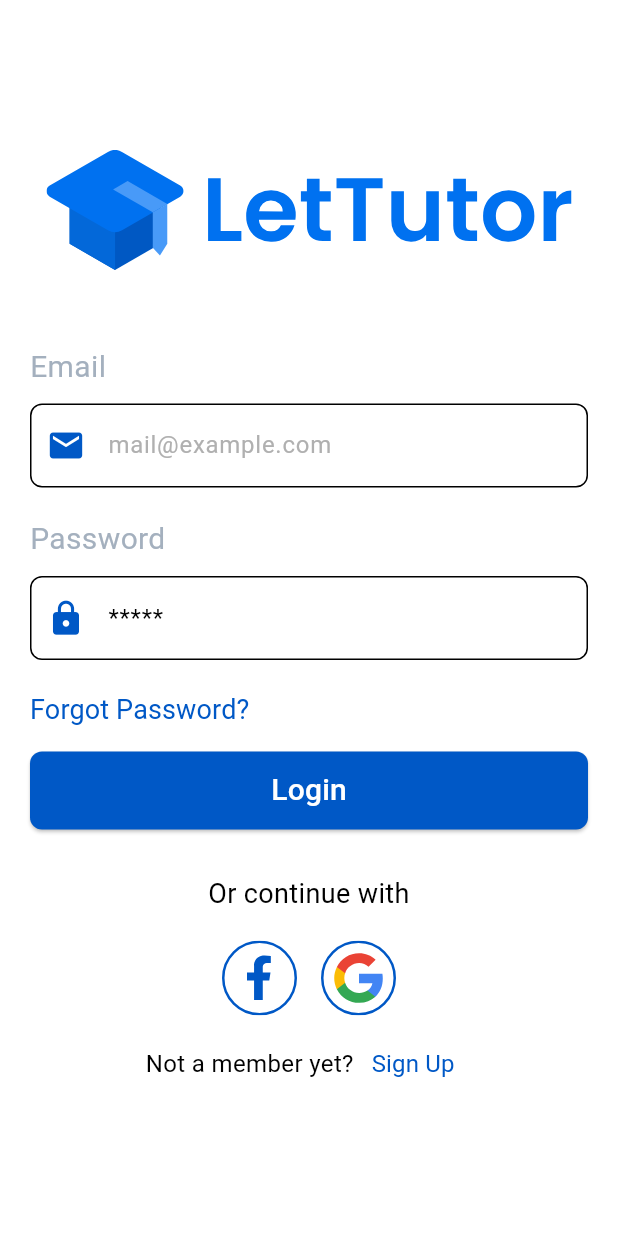
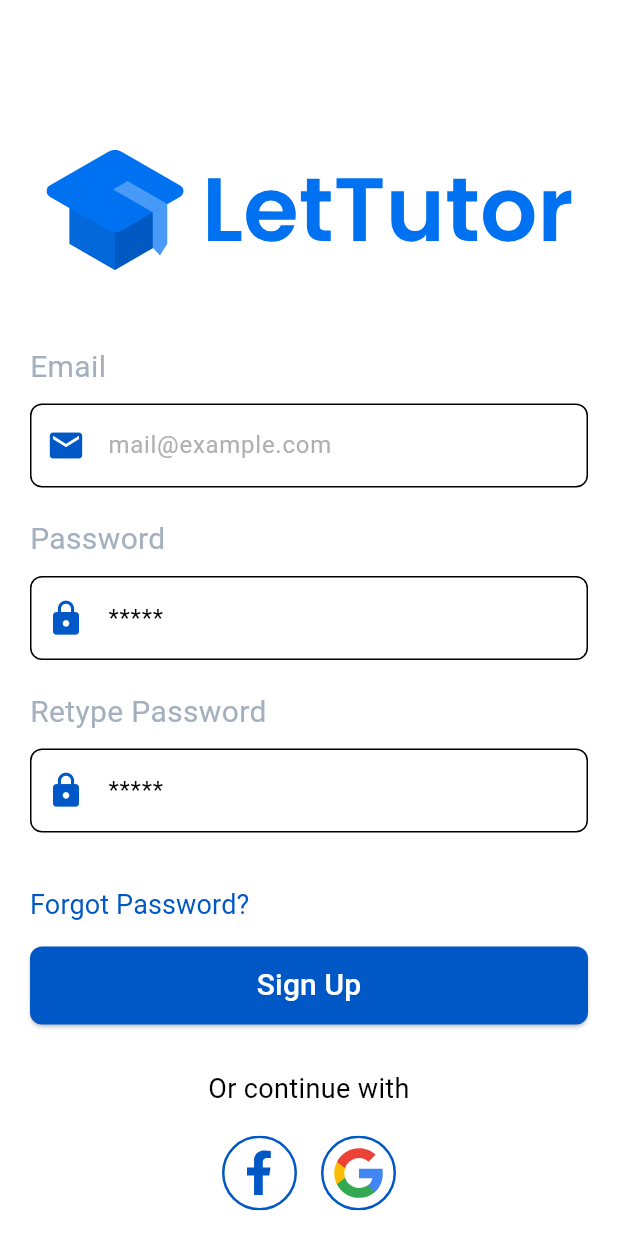
Before and after one commit to luuquang200/let_tutor, a Flutter app: the screen it shows after launch, after a tap on "Sign Up", on a phone screen of 412 x 824 dp. Run offline on Flutter 3.47's test engine with Material 3 defaults, Android fonts, the phone set to English and light mode, and no system bars; our stand-ins replace equatable, flutter_bloc, flutter_svg; missing offline and left inert: number_paginator; project files that could hold a hidden picture were left out.

Commit message:
Add sign up flow

```diff
--- a/lib/app_providers.dart
+++ b/lib/app_providers.dart
@@ -1,6 +1,7 @@
 import 'package:flutter/material.dart';
 import 'package:flutter_bloc/flutter_bloc.dart';
 import 'package:let_tutor/blocs/sign_in/sign_in_bloc.dart';
+import 'package:let_tutor/blocs/sign_up/sign_up_bloc.dart';
 import 'package:let_tutor/data/repositories/authentication_repository.dart';
 
 List<RepositoryProvider> buildRepositories() {
@@ -19,6 +20,11 @@ List<BlocProvider> buildBlocs(BuildContext context) {
         authenticationRepository: context.read<AuthenticationRepository>(),
       ),
     ),
+    BlocProvider<SignUpBloc>(
+      create: (context) => SignUpBloc(
+        authenticationRepository: context.read<AuthenticationRepository>(),
+      ),
+    ),
     // Add more blocs here
   ];
 }
--- a/lib/blocs/sign_in/sign_in_bloc.dart
+++ b/lib/blocs/sign_in/sign_in_bloc.dart
@@ -8,7 +8,23 @@ class SignInBloc extends Bloc<SignInEvent, SignInState> {
 
   SignInBloc({required this.authenticationRepository})
       : super(SignInInitial()) {
-    on<SignInSubmitted>((event, emit) async {
+    on<SignInSubmitted>(_onSignInSubmitted);
+    on<EmailChanged>(_onEmailChanged);
+    on<PasswordChanged>(_onPasswordChanged);
+  }
+
+  void _onSignInSubmitted(
+      SignInSubmitted event, Emitter<SignInState> emit) async {
+    if (event.email.isEmpty) {
+      emit(EmailInvalid('Email cannot be empty!'));
+      return;
+    }
+
+    if (event.password.isEmpty) {
+      emit(PasswordInvalid('Password cannot be empty!'));
+      return;
+    }
+
     emit(SignInLoading());
     try {
       print('email: ${event.email}, password: ${event.password}');
@@ -17,29 +33,28 @@ class SignInBloc extends Bloc<SignInEvent, SignInState> {
     } catch (_) {
       emit(SignInFailure('Invalid email or password'));
     }
-    });
+  }
 
-    on<EmailChanged>((event, emit) {
+  void _onEmailChanged(EmailChanged event, Emitter<SignInState> emit) {
     if (event.email.isEmpty) {
-        emit(EmailInvalid('Email cannot be empty !'));
-      } else if (!_isValidEmail(event.email)) {
-        emit(EmailInvalid('Invalid email format'));
+      emit(EmailInvalid('Email cannot be empty!'));
+    } else if (!isValidEmail(event.email)) {
+      emit(EmailInvalid('Invalid email format!'));
     } else {
       emit(EmailValid());
     }
-    });
+  }
 
-    on<PasswordChanged>((event, emit) {
+  void _onPasswordChanged(PasswordChanged event, Emitter<SignInState> emit) {
     if (event.password.isEmpty) {
-        emit(PasswordInvalid('Password cannot be empty !'));
+      emit(PasswordInvalid('Password cannot be empty!'));
     } else {
       emit(PasswordValid());
     }
-    });
+  }
 }
 
-  bool _isValidEmail(String email) {
+bool isValidEmail(String email) {
   return RegExp(r'^.+@[a-zA-Z]+\.{1}[a-zA-Z]+(\.{0,1}[a-zA-Z]+)$')
       .hasMatch(email);
 }
-}
--- /dev/null
+++ b/lib/blocs/sign_up/sign_up_bloc.dart
@@ -0,0 +1,74 @@
+import 'package:flutter_bloc/flutter_bloc.dart';
+import 'package:let_tutor/blocs/sign_up/sign_up_event.dart';
+import 'package:let_tutor/blocs/sign_up/sign_up_state.dart';
+import 'package:let_tutor/data/repositories/authentication_repository.dart';
+
+class SignUpBloc extends Bloc<SignUpEvent, SignUpState> {
+  final AuthenticationRepository authenticationRepository;
+
+  SignUpBloc({required this.authenticationRepository})
+      : super(SignUpInitial()) {
+    on<SignUpSubmitted>(_onSignUpSubmitted);
+    on<EmailChanged>(_onEmailChanged);
+    on<PasswordChanged>(_onPasswordChanged);
+    on<RetypePasswordChanged>(_onRetypePasswordChanged);
+  }
+
+  void _onSignUpSubmitted(
+      SignUpSubmitted event, Emitter<SignUpState> emit) async {
+    if (event.email.isEmpty) {
+      emit(EmailInvalid('Email cannot be empty!'));
+      return;
+    }
+
+    if (event.password.isEmpty) {
+      emit(PasswordInvalid('Password cannot be empty!'));
+      return;
+    }
+
+    if (event.password != event.retypePassword) {
+      emit(PasswordsDoNotMatch('Passwords do not match!'));
+      return;
+    }
+
+    emit(SignUpLoading());
+    try {
+      await authenticationRepository.signUp(event.email, event.password);
+      emit(SignUpSuccess());
+    } catch (e) {
+      emit(SignUpFailure(e.toString()));
+    }
+  }
+
+  void _onEmailChanged(EmailChanged event, Emitter<SignUpState> emit) {
+    if (event.email.isEmpty) {
+      emit(EmailInvalid('Email cannot be empty!'));
+    } else if (!isValidEmail(event.email)) {
+      emit(EmailInvalid('Invalid email format!'));
+    } else {
+      emit(EmailValid());
+    }
+  }
+
+  void _onPasswordChanged(PasswordChanged event, Emitter<SignUpState> emit) {
+    if (event.password.isEmpty) {
+      emit(PasswordInvalid('Password cannot be empty!'));
+    } else {
+      emit(PasswordValid());
+    }
+  }
+
+  void _onRetypePasswordChanged(
+      RetypePasswordChanged event, Emitter<SignUpState> emit) {
+    if (event.retypePassword.isEmpty) {
+      emit(PasswordInvalid('Retyped password cannot be empty!'));
+    } else {
+      emit(PasswordValid());
+    }
+  }
+}
+
+bool isValidEmail(String email) {
+  return RegExp(r'^.+@[a-zA-Z]+\.{1}[a-zA-Z]+(\.{0,1}[a-zA-Z]+)$')
+      .hasMatch(email);
+}
--- /dev/null
+++ b/lib/blocs/sign_up/sign_up_event.dart
@@ -0,0 +1,31 @@
+abstract class SignUpEvent {}
+
+class SignUpSubmitted extends SignUpEvent {
+  final String email;
+  final String password;
+  final String retypePassword;
+
+  SignUpSubmitted({
+    required this.email,
+    required this.password,
+    required this.retypePassword,
+  });
+}
+
+class EmailChanged extends SignUpEvent {
+  final String email;
+
+  EmailChanged({required this.email});
+}
+
+class PasswordChanged extends SignUpEvent {
+  final String password;
+
+  PasswordChanged({required this.password});
+}
+
+class RetypePasswordChanged extends SignUpEvent {
+  final String retypePassword;
+
+  RetypePasswordChanged({required this.retypePassword});
+}
--- /dev/null
+++ b/lib/blocs/sign_up/sign_up_state.dart
@@ -0,0 +1,64 @@
+import 'package:equatable/equatable.dart';
+
+abstract class SignUpState extends Equatable {}
+
+class SignUpInitial extends SignUpState {
+  @override
+  List<Object> get props => [];
+}
+
+class SignUpLoading extends SignUpState {
+  @override
+  List<Object> get props => [];
+}
+
+class SignUpSuccess extends SignUpState {
+  @override
+  List<Object> get props => [];
+}
+
+class SignUpFailure extends SignUpState {
+  final String error;
+
+  SignUpFailure(this.error);
+
+  @override
+  List<Object> get props => [error];
+}
+
+class EmailInvalid extends SignUpState {
+  final String error;
+
+  EmailInvalid(this.error);
+
+  @override
+  List<Object> get props => [error];
+}
+
+class EmailValid extends SignUpState {
+  @override
+  List<Object> get props => [];
+}
+
+class PasswordInvalid extends SignUpState {
+  final String error;
+
+  PasswordInvalid(this.error);
+
+  @override
+  List<Object> get props => [error];
+}
+
+class PasswordValid extends SignUpState {
+  @override
+  List<Object> get props => [];
+}
+
+class PasswordsDoNotMatch extends SignUpState {
+  final String error;
+
+  PasswordsDoNotMatch(this.error);
+
+  @override
+  List<Object> get props => [error];
+}
--- a/lib/data/repositories/authentication_repository.dart
+++ b/lib/data/repositories/authentication_repository.dart
@@ -1,15 +1,27 @@
+import 'dart:developer';
+
 class AuthenticationRepository {
+  final Map<String, String> registeredAccounts = {};
+
   Future<void> signIn(String email, String password) async {
     const fakeEmail = 't@gmail.com';
     const fakePassword = 'pass';
-    print('call signIn');
-    print('email: $email, password: $password');
-    if (email == fakeEmail && password == fakePassword) {
+    registeredAccounts[fakeEmail] = fakePassword;
+    log('email: $email, password: $password');
+    if (registeredAccounts[email] == password) {
       return Future.value();
     } else {
-      print('Invalid email or password');
+      log('Invalid email or password');
       throw Exception('Invalid email or password');
     }
-    ;
+  }
+
+  Future<void> signUp(String email, String password) async {
+    if (registeredAccounts.containsKey(email)) {
+      throw Exception('Email already exists');
+    } else {
+      registeredAccounts[email] = password;
+      return Future.value();
+    }
   }
 }
--- a/lib/presentation/screen/authentication/sign_in_screen.dart
+++ b/lib/presentation/screen/authentication/sign_in_screen.dart
@@ -191,7 +191,10 @@ class _SignInScreenState extends State<SignInScreen> {
                                   fontWeight: FontWeight.normal,
                                 )),
                             TextButton(
-                              onPressed: () {},
+                              onPressed: () {
+                                Routes.navigateToReplacement(
+                                    context, Routes.signUpScreen);
+                              },
                               child: const Text('Sign Up',
                                   style: TextStyle(
                                     fontSize: 16,
--- /dev/null
+++ b/lib/presentation/screen/authentication/sign_up_screen.dart
@@ -0,0 +1,296 @@
+import 'package:flutter/material.dart';
+import 'package:flutter_bloc/flutter_bloc.dart';
+import 'package:flutter_svg/flutter_svg.dart';
+import 'package:let_tutor/blocs/sign_up/sign_up_bloc.dart';
+import 'package:let_tutor/blocs/sign_up/sign_up_event.dart';
+import 'package:let_tutor/blocs/sign_up/sign_up_state.dart';
+import 'package:let_tutor/presentation/styles/custom_button.dart';
+import 'package:let_tutor/data/repositories/authentication_repository.dart';
+import 'package:let_tutor/routes.dart';
+
+class SignUpScreen extends StatefulWidget {
+  const SignUpScreen({Key? key}) : super(key: key);
+
+  @override
+  State<SignUpScreen> createState() => _SignUpScreenState();
+}
+
+class _SignUpScreenState extends State<SignUpScreen> {
+  final _emailController = TextEditingController();
+  final _passwordController = TextEditingController();
+  final _retypePasswordController = TextEditingController();
+  String? emailErrorText;
+  String? passwordErrorText;
+  String? retypePasswordErrorText;
+
+  @override
+  Widget build(BuildContext context) {
+    return BlocProvider(
+      create: (context) => SignUpBloc(
+        authenticationRepository: context.read<AuthenticationRepository>(),
+      ),
+      child: BlocConsumer<SignUpBloc, SignUpState>(
+        listener: (context, state) {
+          if (state is EmailInvalid) {
+            emailErrorText = state.error;
+          } else if (state is EmailValid) {
+            emailErrorText = null;
+          } else if (state is PasswordInvalid) {
+            passwordErrorText = state.error;
+          } else if (state is PasswordValid) {
+            passwordErrorText = null;
+          } else if (state is PasswordsDoNotMatch) {
+            retypePasswordErrorText = state.error;
+          } else if (state is SignUpLoading) {
+            ScaffoldMessenger.of(context).showSnackBar(
+              const SnackBar(
+                content: Text('Signing up...'),
+              ),
+            );
+          } else if (state is SignUpSuccess) {
+            ScaffoldMessenger.of(context).hideCurrentSnackBar();
+            ScaffoldMessenger.of(context).showSnackBar(
+              const SnackBar(
+                content: Text('Sign up success!'),
+              ),
+            );
+            Routes.navigateToReplacement(context, Routes.signInScreen);
+          } else if (state is SignUpFailure) {
+            ScaffoldMessenger.of(context).showSnackBar(
+              SnackBar(
+                content: Text(state.error),
+              ),
+            );
+          } else if (state is SignUpFailure) {
+            ScaffoldMessenger.of(context).showSnackBar(
+              SnackBar(content: Text(state.error)),
+            );
+          }
+        },
+        builder: (context, state) {
+          return Scaffold(
+            body: SingleChildScrollView(
+              child: Column(
+                children: [
+                  _appLogo(),
+                  Padding(
+                    padding: const EdgeInsets.all(20),
+                    child: Column(
+                      crossAxisAlignment: CrossAxisAlignment.start,
+                      children: [
+                        _emaiLabel(),
+                        _inputEmail(context),
+                        _passWordLabel(),
+                        _inputPassword(context),
+                        _retypedPassWordLabel(),
+                        _inputRetypedPassWord(),
+                        _forgotPasswordLabel(),
+                        _signUpButton(context),
+                        _orContinueLabel(),
+                        _socialLoginButtons(),
+                        _backLogin(context),
+                      ],
+                    ),
+                  )
+                ],
+              ),
+            ),
+          );
+        },
+      ),
+    );
+  }
+
+  Row _backLogin(BuildContext context) {
+    return Row(
+      mainAxisAlignment: MainAxisAlignment.center,
+      children: [
+        const Text('Already have an account?',
+            style: TextStyle(
+              fontSize: 16,
+              fontWeight: FontWeight.normal,
+            )),
+        TextButton(
+          onPressed: () {
+            Routes.navigateToReplacement(context, Routes.signInScreen);
+          },
+          child: const Text('Log in',
+              style: TextStyle(
+                fontSize: 16,
+                fontWeight: FontWeight.normal,
+              )),
+        ),
+      ],
+    );
+  }
+
+  Row _socialLoginButtons() {
+    return Row(
+      mainAxisAlignment: MainAxisAlignment.center,
+      children: [
+        IconButton(
+          onPressed: () {},
+          icon: SvgPicture.asset(
+            'assets/facebook-logo.svg',
+            width: 50,
+            height: 50,
+          ),
+        ),
+        IconButton(
+          onPressed: () {},
+          icon: SvgPicture.asset(
+            'assets/google-logo.svg',
+            width: 50,
+            height: 50,
+          ),
+        ),
+      ],
+    );
+  }
+
+  Container _orContinueLabel() {
+    return Container(
+      width: double.infinity,
+      margin: const EdgeInsets.only(top: 30, bottom: 10),
+      child: const Text(
+        'Or continue with',
+        textAlign: TextAlign.center,
+        style: TextStyle(
+          fontSize: 18,
+        ),
+      ),
+    );
+  }
+
+  MyElevatedButton _signUpButton(BuildContext context) {
+    return MyElevatedButton(
+      text: 'Sign Up',
+      height: 52,
+      radius: 8,
+      onPressed: () {
+        context.read<SignUpBloc>().add(
+              SignUpSubmitted(
+                email: _emailController.text,
+                password: _passwordController.text,
+                retypePassword: _retypePasswordController.text,
+              ),
+            );
+      },
+    );
+  }
+
+  TextButton _forgotPasswordLabel() {
+    return TextButton(
+      onPressed: () {},
+      style: TextButton.styleFrom(
+        padding: const EdgeInsets.only(top: 20, bottom: 15),
+      ),
+      child: const Text(
+        'Forgot Password?',
+        style: TextStyle(fontSize: 18, fontWeight: FontWeight.normal),
+      ),
+    );
+  }
+
+  TextField _inputPassword(BuildContext context) {
+    return TextField(
+      onChanged: (value) =>
+          context.read<SignUpBloc>().add(PasswordChanged(password: value)),
+      controller: _passwordController,
+      decoration: InputDecoration(
+        errorText: passwordErrorText,
+        prefixIcon: const Icon(Icons.lock, size: 26, color: Color(0xFF0058C6)),
+        hintText: '*****',
+        border: const OutlineInputBorder(
+            borderSide: BorderSide(color: Colors.grey),
+            borderRadius: BorderRadius.all(Radius.circular(8))),
+      ),
+    );
+  }
+
+  Container _passWordLabel() {
+    return Container(
+      margin: const EdgeInsets.only(top: 20, bottom: 10),
+      child: const Text(
+        'Password',
+        style: TextStyle(
+          fontSize: 20,
+          color: Color.fromRGBO(164, 176, 190, 1),
+        ),
+      ),
+    );
+  }
+
+  TextField _inputEmail(BuildContext context) {
+    return TextField(
+      controller: _emailController,
+      onChanged: (value) =>
+          context.read<SignUpBloc>().add(EmailChanged(email: value)),
+      decoration: InputDecoration(
+        prefixIcon: const Icon(Icons.mail, size: 26, color: Color(0xFF0058C6)),
+        hintText: 'mail@example.com',
+        hintStyle: const TextStyle(
+          color: Color(0xFFB0B0B0),
+        ),
+        border: const OutlineInputBorder(
+          borderSide: BorderSide(color: Color(0xFFB0B0B0)),
+          borderRadius: BorderRadius.all(Radius.circular(8)),
+        ),
+        errorText: emailErrorText,
+      ),
+    );
+  }
+
+  Container _emaiLabel() {
+    return Container(
+      margin: const EdgeInsets.only(bottom: 10),
+      child: const Text(
+        'Email',
+        style: TextStyle(
+          fontSize: 20,
+          color: Color.fromRGBO(164, 176, 190, 1),
+        ),
+      ),
+    );
+  }
+
+  Padding _appLogo() {
+    return Padding(
+      padding: const EdgeInsets.only(top: 100, bottom: 30),
+      child: SvgPicture.asset(
+        'assets/lettutor_logo.svg',
+      ),
+    );
+  }
+
+  _retypedPassWordLabel() {
+    return Container(
+      margin: const EdgeInsets.only(top: 20, bottom: 10),
+      child: const Text(
+        'Retype Password',
+        style: TextStyle(
+          fontSize: 20,
+          color: Color.fromRGBO(164, 176, 190, 1),
+        ),
+      ),
+    );
+  }
+
+  _inputRetypedPassWord() {
+    return Padding(
+      padding: const EdgeInsets.only(bottom: 15),
+      child: TextField(
+        controller: _retypePasswordController,
+        decoration: InputDecoration(
+          errorText: retypePasswordErrorText,
+          prefixIcon:
+              const Icon(Icons.lock, size: 26, color: Color(0xFF0058C6)),
+          hintText: '*****',
+          border: const OutlineInputBorder(
+              borderSide: BorderSide(color: Colors.grey),
+              borderRadius: BorderRadius.all(Radius.circular(8))),
+        ),
+      ),
+    );
+  }
+}
--- a/lib/routes.dart
+++ b/lib/routes.dart
@@ -1,4 +1,5 @@
 import 'package:flutter/material.dart';
+import 'package:let_tutor/presentation/screen/authentication/sign_up_screen.dart';
 import 'package:let_tutor/presentation/screen/tutor/booking_screen.dart';
 import 'package:let_tutor/presentation/screen/courses/course_detail.dart';
 import 'package:let_tutor/presentation/screen/courses/courses_screen.dart';
@@ -14,6 +15,7 @@ import 'package:let_tutor/presentation/screen/schedule/write_review.dart';
 
 class Routes {
   static const String signInScreen = '/sign_in_screen';
+  static const String signUpScreen = '/sign_up_screen';
   static const String tutorListScreen = '/tutor_list_screen';
   static const String tutorDetail = '/tutor_detail';
   static const String bookingScreen = '/booking_screen';
@@ -30,6 +32,8 @@ class Routes {
     switch (settings.name) {
       case signInScreen:
         return MaterialPageRoute(builder: (_) => const SignInScreen());
+      case signUpScreen:
+        return MaterialPageRoute(builder: (_) => const SignUpScreen());
       case tutorListScreen:
         return MaterialPageRoute(builder: (_) => const TutorListScreen());
       case tutorDetail:
```
Lines whose indentation alone changed are shown as unchanged.
